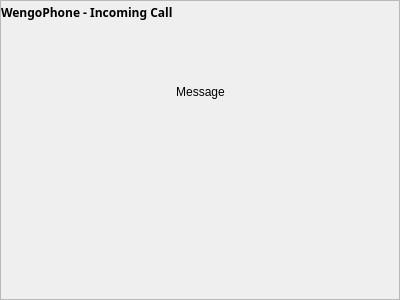
Above: wengophone/src/presentation/qt/toaster/QtCallToaster.ui from tkrotoff/WengoPhone before the change. Below: the same form after it.
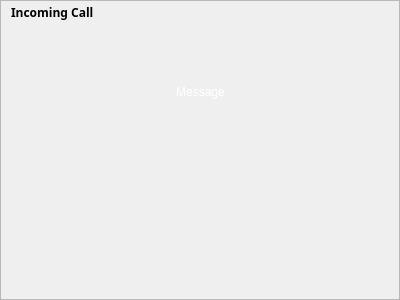
That is the form after the change. Icons and pictures are not drawn. Custom widgets are drawn as their Qt base class.

Commit message: *(feature Ticket #990) new toaster design

The edit to the form file:
```diff
--- a/wengophone/src/presentation/qt/toaster/QtCallToaster.ui
+++ b/wengophone/src/presentation/qt/toaster/QtCallToaster.ui
@@ -34,56 +34,10 @@
       <property name="spacing" >
        <number>0</number>
       </property>
-      <item row="1" column="0" >
-       <layout class="QGridLayout" >
-        <property name="margin" >
-         <number>0</number>
-        </property>
-        <property name="spacing" >
-         <number>0</number>
-        </property>
-        <item row="0" column="2" >
-         <spacer>
-          <property name="orientation" >
-           <enum>Qt::Horizontal</enum>
-          </property>
-          <property name="sizeHint" >
-           <size>
-            <width>40</width>
-            <height>20</height>
-           </size>
-          </property>
-         </spacer>
-        </item>
-        <item row="0" column="0" >
-         <spacer>
-          <property name="orientation" >
-           <enum>Qt::Horizontal</enum>
-          </property>
-          <property name="sizeHint" >
-           <size>
-            <width>40</width>
-            <height>20</height>
-           </size>
-          </property>
-         </spacer>
-        </item>
-        <item row="0" column="1" >
-         <widget class="QLabel" name="messageLabel" >
-          <property name="text" >
-           <string>Message</string>
-          </property>
-          <property name="alignment" >
-           <set>Qt::AlignCenter</set>
-          </property>
-         </widget>
-        </item>
-       </layout>
-      </item>
       <item row="2" column="0" >
        <layout class="QGridLayout" >
         <property name="margin" >
-         <number>0</number>
+         <number>6</number>
         </property>
         <property name="spacing" >
          <number>0</number>
@@ -101,26 +55,6 @@
           </property>
          </spacer>
         </item>
-        <item row="0" column="1" >
-         <widget class="QLabel" name="pixmapLabel" >
-          <property name="pixmap" >
-           <pixmap resource="../wengophone.qrc" >:/pics/avatar_default.png</pixmap>
-          </property>
-          <property name="alignment" >
-           <set>Qt::AlignCenter</set>
-          </property>
-         </widget>
-        </item>
-        <item row="0" column="2" >
-         <widget class="WengoStyleLabel" name="hangUpButton" >
-          <property name="frameShape" >
-           <enum>QFrame::NoFrame</enum>
-          </property>
-          <property name="pixmap" >
-           <pixmap resource="../wengophone.qrc" >:/pics/toaster/hangup.png</pixmap>
-          </property>
-         </widget>
-        </item>
         <item row="0" column="3" >
          <widget class="WengoStyleLabel" name="pickUpButton" >
           <property name="frameShape" >
@@ -131,6 +65,26 @@
           </property>
          </widget>
         </item>
+        <item row="0" column="2" >
+         <widget class="WengoStyleLabel" name="hangUpButton" >
+          <property name="frameShape" >
+           <enum>QFrame::NoFrame</enum>
+          </property>
+          <property name="pixmap" >
+           <pixmap resource="../wengophone.qrc" >:/pics/toaster/hangup.png</pixmap>
+          </property>
+         </widget>
+        </item>
+        <item row="0" column="1" >
+         <widget class="QLabel" name="pixmapLabel" >
+          <property name="pixmap" >
+           <pixmap resource="../wengophone.qrc" >:/pics/avatar_default.png</pixmap>
+          </property>
+          <property name="alignment" >
+           <set>Qt::AlignCenter</set>
+          </property>
+         </widget>
+        </item>
         <item row="0" column="4" >
          <spacer>
           <property name="orientation" >
@@ -168,7 +122,10 @@
            </font>
           </property>
           <property name="text" >
-           <string>WengoPhone - Incoming Call</string>
+           <string>Incoming Call</string>
+          </property>
+          <property name="indent" >
+           <number>10</number>
           </property>
          </widget>
         </item>
@@ -217,6 +174,317 @@
         </item>
        </layout>
       </item>
+      <item row="1" column="0" >
+       <layout class="QGridLayout" >
+        <property name="margin" >
+         <number>0</number>
+        </property>
+        <property name="spacing" >
+         <number>0</number>
+        </property>
+        <item row="0" column="2" >
+         <spacer>
+          <property name="orientation" >
+           <enum>Qt::Horizontal</enum>
+          </property>
+          <property name="sizeHint" >
+           <size>
+            <width>40</width>
+            <height>20</height>
+           </size>
+          </property>
+         </spacer>
+        </item>
+        <item row="0" column="0" >
+         <spacer>
+          <property name="orientation" >
+           <enum>Qt::Horizontal</enum>
+          </property>
+          <property name="sizeHint" >
+           <size>
+            <width>40</width>
+            <height>20</height>
+           </size>
+          </property>
+         </spacer>
+        </item>
+        <item row="0" column="1" >
+         <widget class="QLabel" name="messageLabel" >
+          <property name="palette" >
+           <palette>
+            <active>
+             <color>
+              <red>255</red>
+              <green>255</green>
+              <blue>255</blue>
+             </color>
+             <color>
+              <red>212</red>
+              <green>208</green>
+              <blue>200</blue>
+             </color>
+             <color>
+              <red>255</red>
+              <green>255</green>
+              <blue>255</blue>
+             </color>
+             <color>
+              <red>234</red>
+              <green>229</green>
+              <blue>220</blue>
+             </color>
+             <color>
+              <red>128</red>
+              <green>128</green>
+              <blue>128</blue>
+             </color>
+             <color>
+              <red>141</red>
+              <green>139</green>
+              <blue>133</blue>
+             </color>
+             <color>
+              <red>0</red>
+              <green>0</green>
+              <blue>0</blue>
+             </color>
+             <color>
+              <red>255</red>
+              <green>255</green>
+              <blue>255</blue>
+             </color>
+             <color>
+              <red>0</red>
+              <green>0</green>
+              <blue>0</blue>
+             </color>
+             <color>
+              <red>255</red>
+              <green>255</green>
+              <blue>255</blue>
+             </color>
+             <color>
+              <red>212</red>
+              <green>208</green>
+              <blue>200</blue>
+             </color>
+             <color>
+              <red>64</red>
+              <green>64</green>
+              <blue>64</blue>
+             </color>
+             <color>
+              <red>10</red>
+              <green>36</green>
+              <blue>106</blue>
+             </color>
+             <color>
+              <red>255</red>
+              <green>255</green>
+              <blue>255</blue>
+             </color>
+             <color>
+              <red>0</red>
+              <green>0</green>
+              <blue>255</blue>
+             </color>
+             <color>
+              <red>255</red>
+              <green>0</green>
+              <blue>255</blue>
+             </color>
+             <color>
+              <red>232</red>
+              <green>232</green>
+              <blue>232</blue>
+             </color>
+            </active>
+            <inactive>
+             <color>
+              <red>255</red>
+              <green>255</green>
+              <blue>255</blue>
+             </color>
+             <color>
+              <red>212</red>
+              <green>208</green>
+              <blue>200</blue>
+             </color>
+             <color>
+              <red>255</red>
+              <green>255</green>
+              <blue>255</blue>
+             </color>
+             <color>
+              <red>234</red>
+              <green>229</green>
+              <blue>220</blue>
+             </color>
+             <color>
+              <red>128</red>
+              <green>128</green>
+              <blue>128</blue>
+             </color>
+             <color>
+              <red>141</red>
+              <green>139</green>
+              <blue>133</blue>
+             </color>
+             <color>
+              <red>0</red>
+              <green>0</green>
+              <blue>0</blue>
+             </color>
+             <color>
+              <red>255</red>
+              <green>255</green>
+              <blue>255</blue>
+             </color>
+             <color>
+              <red>0</red>
+              <green>0</green>
+              <blue>0</blue>
+             </color>
+             <color>
+              <red>255</red>
+              <green>255</green>
+              <blue>255</blue>
+             </color>
+             <color>
+              <red>212</red>
+              <green>208</green>
+              <blue>200</blue>
+             </color>
+             <color>
+              <red>64</red>
+              <green>64</green>
+              <blue>64</blue>
+             </color>
+             <color>
+              <red>212</red>
+              <green>208</green>
+              <blue>200</blue>
+             </color>
+             <color>
+              <red>0</red>
+              <green>0</green>
+              <blue>0</blue>
+             </color>
+             <color>
+              <red>0</red>
+              <green>0</green>
+              <blue>255</blue>
+             </color>
+             <color>
+              <red>255</red>
+              <green>0</green>
+              <blue>255</blue>
+             </color>
+             <color>
+              <red>232</red>
+              <green>232</green>
+              <blue>232</blue>
+             </color>
+            </inactive>
+            <disabled>
+             <color>
+              <red>106</red>
+              <green>104</green>
+              <blue>100</blue>
+             </color>
+             <color>
+              <red>212</red>
+              <green>208</green>
+              <blue>200</blue>
+             </color>
+             <color>
+              <red>255</red>
+              <green>255</green>
+              <blue>255</blue>
+             </color>
+             <color>
+              <red>233</red>
+              <green>231</green>
+              <blue>227</blue>
+             </color>
+             <color>
+              <red>128</red>
+              <green>128</green>
+              <blue>128</blue>
+             </color>
+             <color>
+              <red>141</red>
+              <green>139</green>
+              <blue>133</blue>
+             </color>
+             <color>
+              <red>106</red>
+              <green>104</green>
+              <blue>100</blue>
+             </color>
+             <color>
+              <red>255</red>
+              <green>255</green>
+              <blue>255</blue>
+             </color>
+             <color>
+              <red>106</red>
+              <green>104</green>
+              <blue>100</blue>
+             </color>
+             <color>
+              <red>212</red>
+              <green>208</green>
+              <blue>200</blue>
+             </color>
+             <color>
+              <red>212</red>
+              <green>208</green>
+              <blue>200</blue>
+             </color>
+             <color>
+              <red>0</red>
+              <green>0</green>
+              <blue>0</blue>
+             </color>
+             <color>
+              <red>10</red>
+              <green>36</green>
+              <blue>106</blue>
+             </color>
+             <color>
+              <red>255</red>
+              <green>255</green>
+              <blue>255</blue>
+             </color>
+             <color>
+              <red>0</red>
+              <green>0</green>
+              <blue>255</blue>
+             </color>
+             <color>
+              <red>255</red>
+              <green>0</green>
+              <blue>255</blue>
+             </color>
+             <color>
+              <red>232</red>
+              <green>232</green>
+              <blue>232</blue>
+             </color>
+            </disabled>
+           </palette>
+          </property>
+          <property name="text" >
+           <string>Message</string>
+          </property>
+          <property name="alignment" >
+           <set>Qt::AlignCenter</set>
+          </property>
+         </widget>
+        </item>
+       </layout>
+      </item>
      </layout>
     </widget>
    </item>
```
The commit also changes 3 other files.
